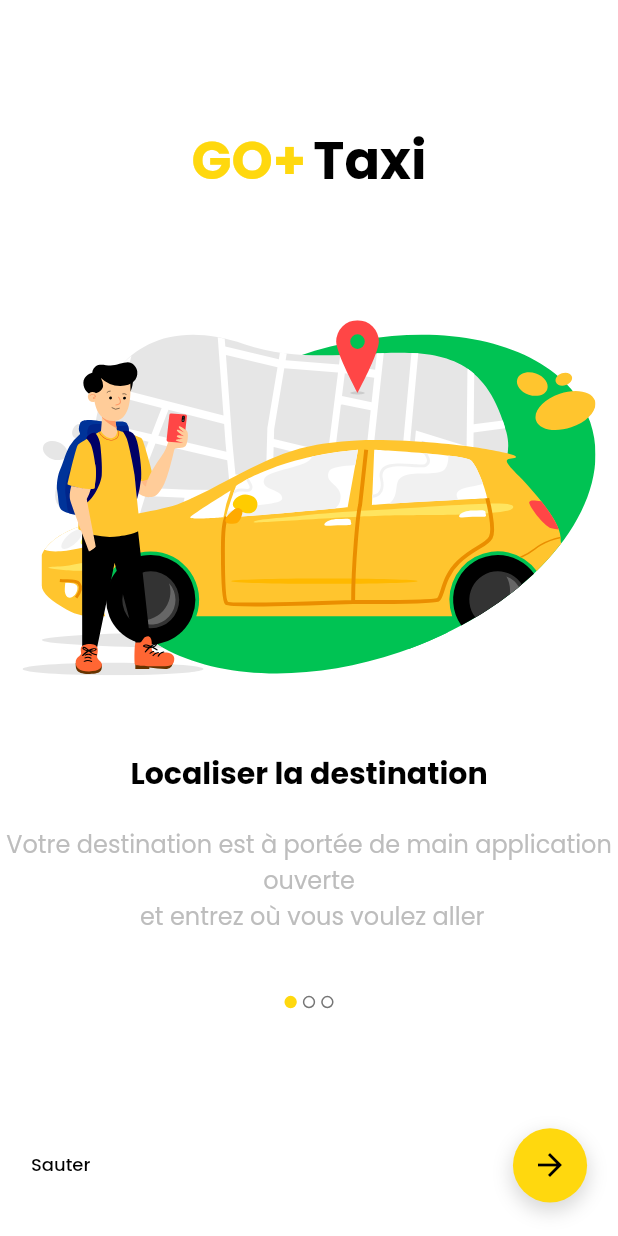
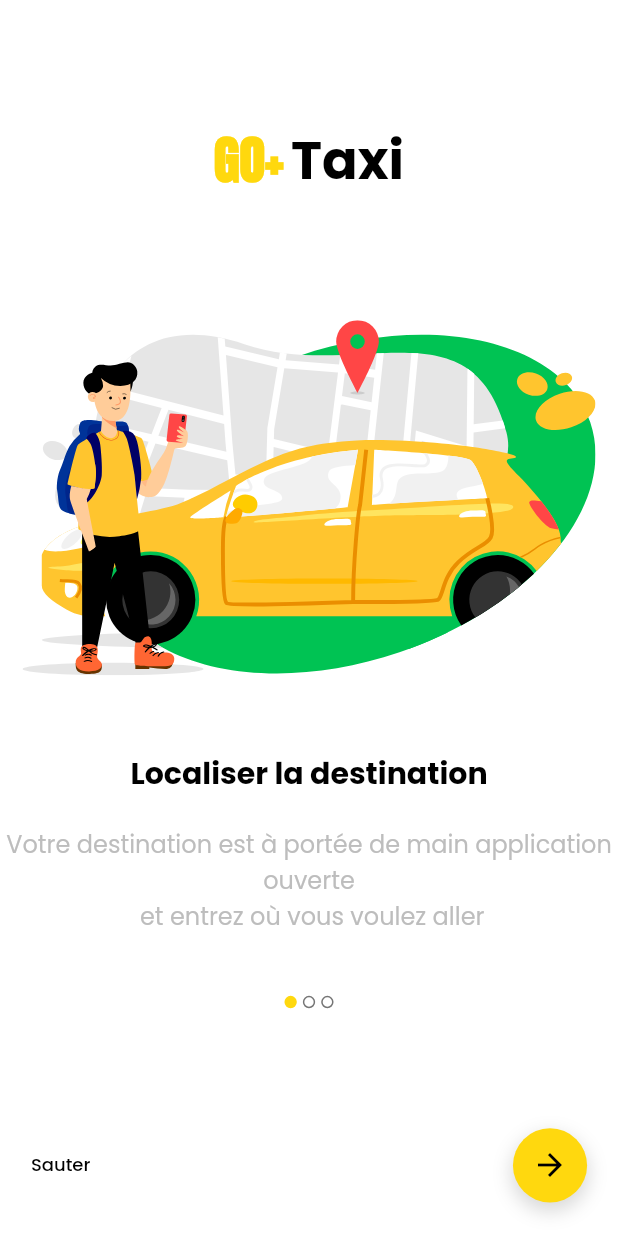
Before and after one commit to Domiynsbelhanda/goplus, a Flutter app: the screen it shows after launch, on a phone screen of 412 x 824 dp. Run offline on Flutter 3.47's test engine with Material 2 defaults, Android fonts, the phone set to English and light mode, and no system bars; drawn by our look-alikes of carousel_slider; our stand-ins replace fl_chart, flutter_rating_bar, flutter_svg, geolocator, google_maps_flutter, image_picker and 1 more; missing offline and left inert: flutter_rounded_date_picker; accounts and stored records are empty; project files that could hold a hidden picture were left out.

Commit message:
[STYLE] Update font family of logo

```diff
--- a/lib/gofly/pages/intro_screen.dart
+++ b/lib/gofly/pages/intro_screen.dart
@@ -47,6 +47,7 @@ class _IntroScreenState extends State<IntroScreen> {
                     fontSize: 35.0,
                     fontWeight: FontWeight.bold,
                     color: AppColors.primaryColor,
+                    fontFamily: 'Anton'
                   ),
                 ),
                 SizedBox(width: 5.0),
```
